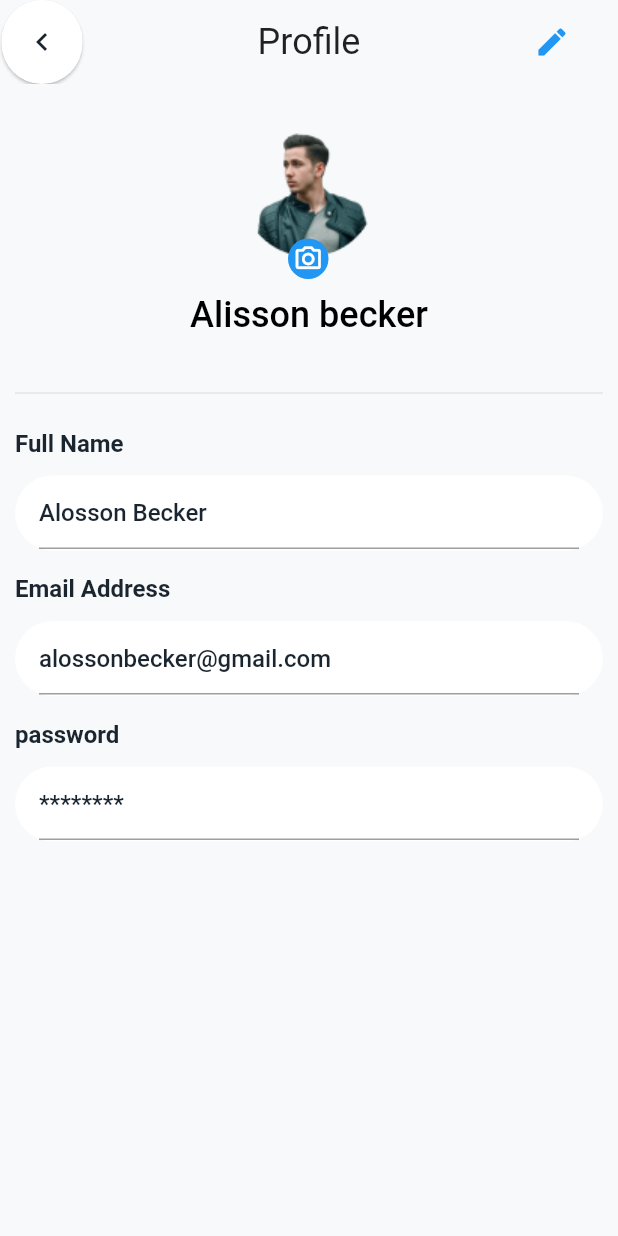
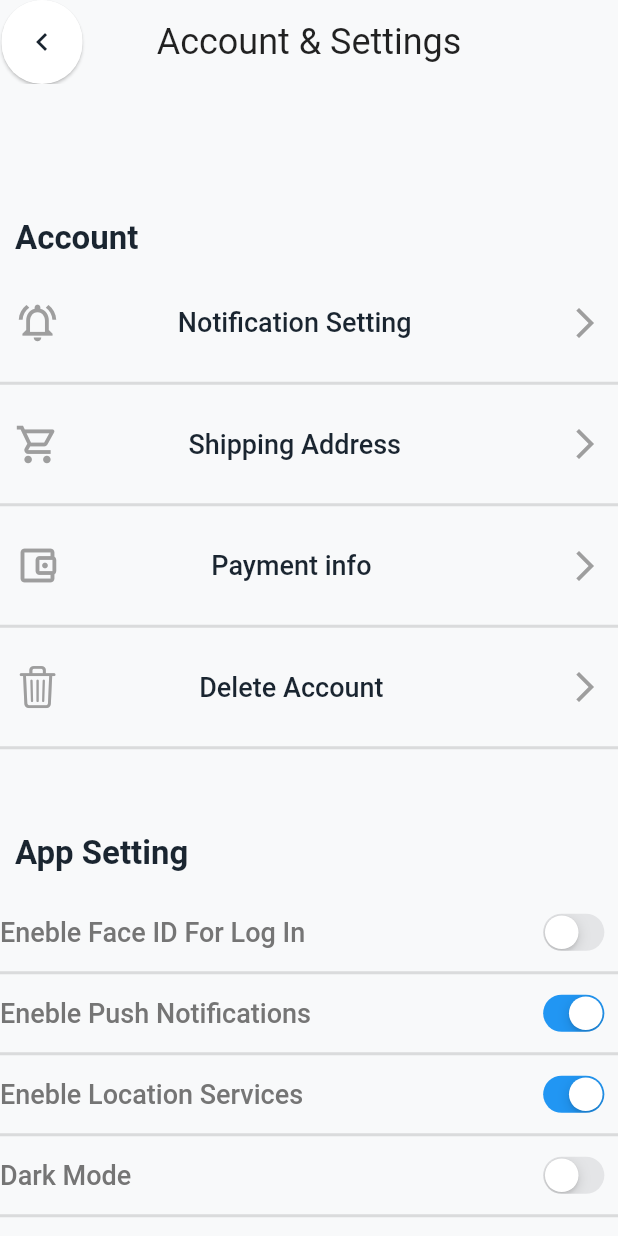
Before and after one commit to raniaryad/Shoes-Ecommerce-App, a Flutter app: the screen it shows after launch, on a phone screen of 412 x 824 dp. Run offline on Flutter 3.47's test engine with Material 2 defaults, Android fonts, the phone set to English and light mode, and no system bars; Roboto replaces fonts that are missing (Airbnb Cereal App).

Commit message:
add accountscreen and search screen

```diff
--- a/lib/app.dart
+++ b/lib/app.dart
@@ -1,7 +1,9 @@
 import 'package:flutter/material.dart';
+import 'package:shose_ecommerce/view/account_setting.dart';
 import 'package:shose_ecommerce/view/foget_password.dart';
 import 'package:shose_ecommerce/view/home.dart';
 import 'package:shose_ecommerce/view/profile.dart';
+import 'package:shose_ecommerce/view/search.dart';
 import 'package:shose_ecommerce/view/sign_up.dart';
 
 class ShoseEcommerce extends StatelessWidget {
@@ -10,7 +12,7 @@ class ShoseEcommerce extends StatelessWidget {
     return MaterialApp(
       debugShowCheckedModeBanner: false,
       title: "ShoseEcommerce",
-      home: Profile(),
+      home: AccountSetting(),
     );
   }
 }
--- a/lib/view/account_setting.dart
+++ b/lib/view/account_setting.dart
@@ -0,0 +1,119 @@
+
+import 'package:flutter/cupertino.dart';
+import 'package:flutter/material.dart';
+
+import '../core/utils/app_colors.dart';
+import '../widgets/custome_account.dart';
+
+
+class AccountSetting extends StatefulWidget {
+  AccountSetting({Key? key}) :super(key: key);
+
+  @override
+  _AccountSettingState createState() => _AccountSettingState();
+}
+
+class _AccountSettingState extends State<AccountSetting>{
+
+  bool isSwitched =false;
+
+
+  @override
+  Widget build(BuildContext context) {
+
+
+    return Scaffold(
+
+        backgroundColor:AppColores.lightColor ,
+
+        appBar:AppBar(
+          backgroundColor: AppColores.lightColor,
+          elevation: 0,
+
+          leading: Padding(padding: const EdgeInsets.symmetric( horizontal:1),
+            child: FloatingActionButton(
+              backgroundColor: Colors.white,
+              elevation: 0.9,
+              shape: RoundedRectangleBorder(
+                borderRadius: BorderRadius.circular(30),
+              ),
+              onPressed: () {
+
+              },
+              child: Icon(Icons.keyboard_arrow_left,color: AppColores.blackColor,),
+            ),),
+
+          //title: Center(child: new  Text("Account & Settings",style: Theme.of(context).textTheme.headline5,)),
+          centerTitle: true,
+          title:Text("Account & Settings",style: Theme.of(context).textTheme.headline5,),
+
+        ),
+
+
+        body: Container(
+          child: ListView(
+
+            children: [
+              SizedBox(height: 40,),
+
+
+              SizedBox(height: 50,),
+              //SizedBox(width: 150,),
+              Row( children: [
+                SizedBox(width: 10,),
+                Text("Account ",style: TextStyle(
+                  fontSize: 22,
+                  // fontWeight: FontWeight.w500,
+                  fontWeight: FontWeight.bold,
+                  color: AppColores.blackColor,)),
+              ],),
+
+
+
+              SizedBox(height: 10,width: 20,),
+              accountOption(context, "Notification Setting", icon: Icons.notifications_on_outlined,),
+              Divider(height: 15, thickness: 2,),
+              accountOption(context, "Shipping Address", icon: Icons.shopping_cart_outlined),
+              Divider(height: 15, thickness: 2,),
+              accountOption(context, "Payment info ", icon: Icons.account_balance_wallet_outlined),
+              Divider(height: 15, thickness: 2,),
+              accountOption(context, "Delete Account ", icon: CupertinoIcons.delete_simple),
+              Divider(height: 15, thickness: 2,),
+
+
+              SizedBox(height: 50,),
+              //SizedBox(width: 150,),
+              Row( children: [
+                SizedBox(width: 10,),
+                Text("App Setting ",style: TextStyle(
+                  fontSize: 22,
+                  // fontWeight: FontWeight.w500,
+                  fontWeight: FontWeight.bold,
+                  color: AppColores.blackColor,)),
+              ],),
+
+
+
+              SizedBox(height: 20,),
+
+              // ايقوناات الخيارات
+
+              appSettingOption("Eneble Face ID For Log In", false),
+              Divider(height: 15, thickness: 2,),
+              appSettingOption("Eneble Push Notifications", true),
+              Divider(height: 15, thickness: 2,),
+              appSettingOption("Eneble Location Services", true),
+              Divider(height: 15, thickness: 2,),
+              appSettingOption("Dark Mode", false),
+              Divider(height: 15, thickness: 2,),
+
+
+            ],
+          ),
+        ) );
+
+
+
+  }
+
+}
--- /dev/null
+++ b/lib/widgets/custome_account.dart
@@ -0,0 +1,75 @@
+
+
+
+
+import 'package:flutter/cupertino.dart';
+import 'package:flutter/material.dart';
+
+import '../core/utils/app_colors.dart';
+
+
+// account
+GestureDetector accountOption(BuildContext context,String text,{required  IconData? icon}) {
+  return GestureDetector(
+      onTap: () {},
+
+
+      child: Padding(
+        padding: const EdgeInsets.symmetric(vertical: 18, horizontal:10),
+        child: Row(
+            mainAxisAlignment: MainAxisAlignment.spaceBetween,
+            children: [
+
+              Icon(icon,
+                color: AppColores.graycolor,size: 30,),
+              //SizedBox(width: 1,),
+              SizedBox(width: 25,),
+
+
+              Text(text, style: TextStyle(
+                fontSize: 18,
+                fontWeight: FontWeight.w500,
+                //fontWeight: FontWeight.bold,
+                color: AppColores.blackColor,)),
+
+
+              SizedBox(width:50),
+
+              InkWell(
+                  onTap: () {
+
+                  },
+                  child:   Icon(Icons.arrow_forward_ios, color: AppColores.graycolor,)
+
+              ) ]),
+      )
+  );
+}
+
+
+
+
+
+// appsetting
+
+Row appSettingOption(String title, bool isActive) {
+  return Row(
+    mainAxisAlignment: MainAxisAlignment.spaceBetween,
+    children: [
+      Text(
+        title,
+        style: TextStyle(
+            fontSize: 18,
+            fontWeight: FontWeight.w500,
+            color: Colors.grey[600]),
+      ),
+      Transform.scale(
+          scale: 0.8,
+          child: CupertinoSwitch(
+            value: isActive,
+            activeColor: Colors.blue,
+            onChanged: (bool val) {},
+          ))
+    ],
+  );
+}
```
Also changed, not shown: lib/view/search.dart (+155 -0 lines).
